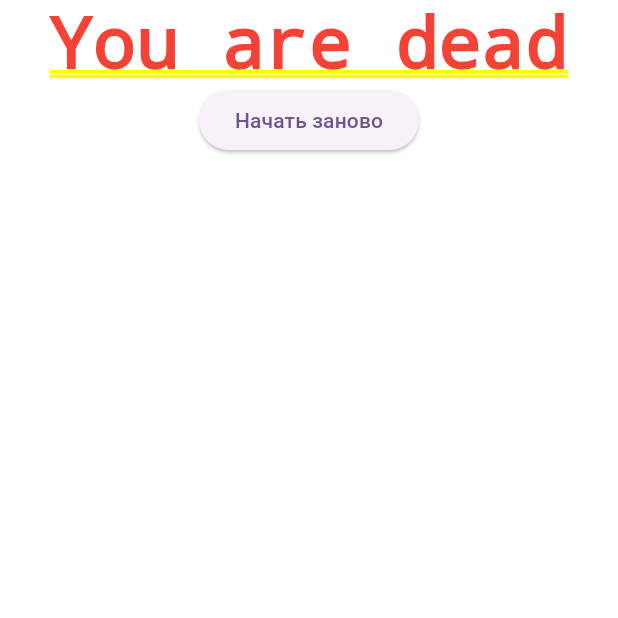
After one commit to Kriptos23/survive_and_play_2, a Flutter app: the YouAreDead screen opened by its route, on a phone screen of 412 x 824 dp, the top half of it. The commit adds this screen. Run offline on Flutter 3.47's test engine with Material 3 defaults, Android fonts, the phone set to English and light mode, and no system bars.

Commit message:
Implemented death screen, now if you wasted all your 3 lives you will have to restart the game from scratch and your lives will restarted as well, I hope this feature works with no bugs

```diff
--- a/lib/Screens/main.dart
+++ b/lib/Screens/main.dart
@@ -3,6 +3,7 @@
 import 'package:survive_and_play_2/Screens/initialScreen.dart';
 import 'package:survive_and_play_2/Screens/your_character_characteristics_screen.dart';
 import 'package:survive_and_play_2/Screens/your_character_screen.dart';
+import 'package:survive_and_play_2/Screens/your_dead_screen.dart';
 import 'StoryScreen.dart';
 
 
@@ -29,6 +30,7 @@
         '/your_character': (context) => const yourCharacterScreen(),
         '/character_characteristics': (context) => yourCharacterCharacteristicsScreen(),
         '/story': (context) => const StoryScreen(),
+        '/dead': (context) => const YouAreDead(),
       },
     );
   }
--- /dev/null
+++ b/lib/Screens/your_dead_screen.dart
@@ -0,0 +1,25 @@
+import 'package:flutter/material.dart';
+import 'package:survive_and_play_2/classes/Styles.dart';
+
+class YouAreDead extends StatelessWidget {
+  const YouAreDead({super.key});
+
+  @override
+  Widget build(BuildContext context) {
+    return Column(
+      children: [
+        Container(
+            child: Text(
+          'You are dead',
+          style: TextStyle(color: Colors.red),
+          textAlign: TextAlign.center,
+        )),
+        ElevatedButton(
+            onPressed: () {
+              Navigator.pushNamed(context, '/');
+            },
+            child: Text('Начать заново'))
+      ],
+    );
+  }
+}
```
Also changed, not shown: lib/Screens/StoryScreen.dart (+8 -3 lines), lib/StoryBrain.dart (+6 -4 lines).
